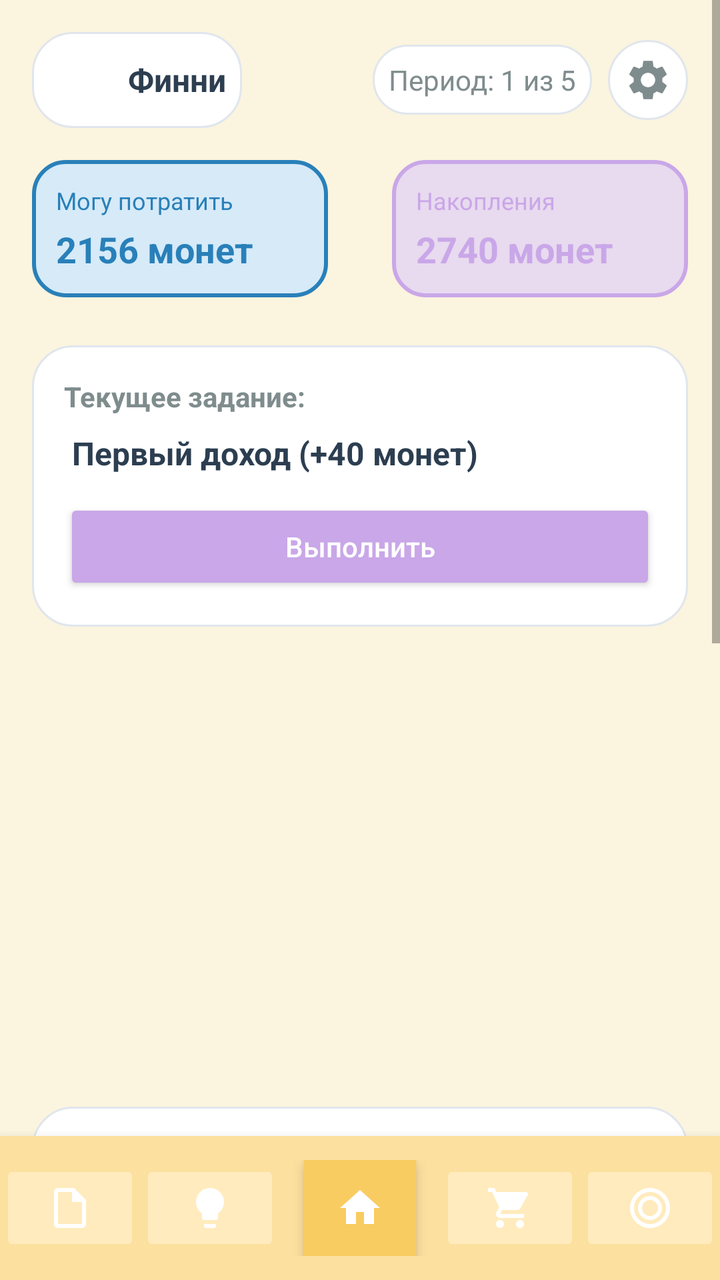
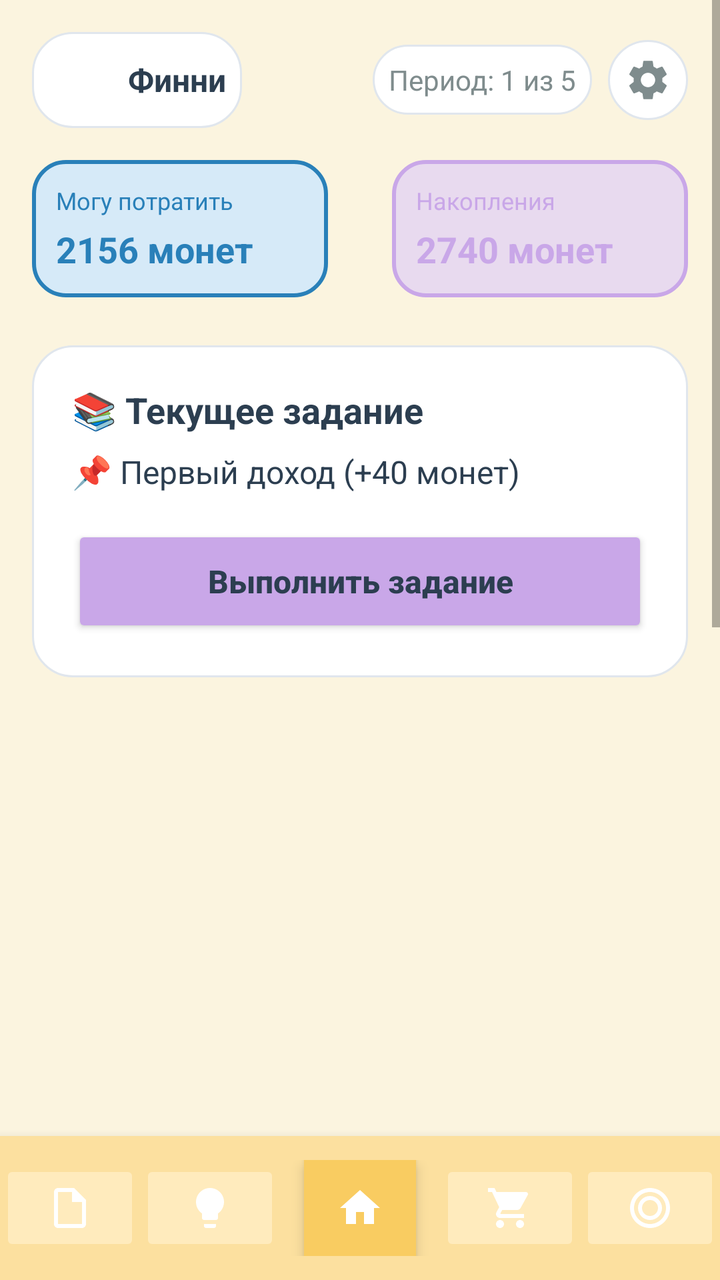

Screens rendered from an Android XML layout before and after an edit, with the pre-edit source and the edit as a unified diff.
<!-- AndroidManifest.xml: application theme Theme.MaterialComponents.DayNight.NoActionBar -->
<!-- res/layout/activity_main.xml -->
<?xml version="1.0" encoding="utf-8"?>
<LinearLayout xmlns:android="http://schemas.android.com/apk/res/android"
    android:layout_width="match_parent"
    android:layout_height="match_parent"
    android:orientation="vertical"
    android:background="#FBF4DF"
    android:fitsSystemWindows="true">

    
    <ScrollView
        android:layout_width="match_parent"
        android:layout_height="0dp"
        android:layout_weight="1"
        android:fillViewport="true">

        <LinearLayout
            android:layout_width="match_parent"
            android:layout_height="wrap_content"
            android:orientation="vertical"
            android:padding="16dp"
            android:paddingBottom="32dp"> 

            
            <LinearLayout
                android:layout_width="match_parent"
                android:layout_height="wrap_content"
                android:orientation="horizontal"
                android:gravity="center_vertical"
                android:layout_marginBottom="16dp">

                <LinearLayout
                    android:layout_width="wrap_content"
                    android:layout_height="wrap_content"
                    android:background="@drawable/bg_card"
                    android:padding="8dp"
                    android:gravity="center_vertical">

                    <ImageView
                        android:id="@+id/iv_main_pet_small"
                        android:layout_width="32dp"
                        android:layout_height="32dp"
                        android:layout_marginEnd="8dp" />

                    <TextView
                        android:id="@+id/tv_pet_name"
                        android:layout_width="wrap_content"
                        android:layout_height="wrap_content"
                        android:text="Финни"
                        android:textSize="16sp"
                        android:textStyle="bold"
                        android:textColor="#2C3E50" />
                </LinearLayout>

                <View android:layout_width="0dp" android:layout_height="0dp" android:layout_weight="1" />

                <TextView
                    android:id="@+id/tv_period"
                    android:layout_width="wrap_content"
                    android:layout_height="wrap_content"
                    android:background="@drawable/bg_card"
                    android:padding="8dp"
                    android:text="Период: 1 из 5"
                    android:textSize="14sp"
                    android:textColor="#7F8C8D"
                    android:layout_marginEnd="8dp" />

                <ImageButton
                    android:id="@+id/btn_settings"
                    android:layout_width="40dp"
                    android:layout_height="40dp"
                    android:src="@drawable/ic_settings"
                    android:background="@drawable/bg_card"
                    android:scaleType="centerInside"
                    android:padding="8dp" />
            </LinearLayout>

            
            <LinearLayout
                android:layout_width="match_parent"
                android:layout_height="wrap_content"
                android:orientation="horizontal"
                android:gravity="center_vertical"
                android:layout_marginBottom="24dp">

                <LinearLayout
                    android:layout_width="0dp"
                    android:layout_height="wrap_content"
                    android:layout_weight="1"
                    android:background="@drawable/bg_block_blue"
                    android:orientation="vertical"
                    android:padding="12dp"
                    android:layout_marginEnd="8dp">

                    <TextView
                        android:layout_width="wrap_content"
                        android:layout_height="wrap_content"
                        android:text="Могу потратить"
                        android:textSize="12sp"
                        android:textColor="#2980B9"
                        android:layout_marginBottom="4dp" />

                    <TextView
                        android:id="@+id/tv_balance"
                        android:layout_width="wrap_content"
                        android:layout_height="wrap_content"
                        android:text="2156 монет"
                        android:textSize="18sp"
                        android:textStyle="bold"
                        android:textColor="#2980B9" />
                </LinearLayout>

                <TextView
                    android:layout_width="wrap_content"
                    android:layout_height="wrap_content"
                    android:text=""
                    android:textSize="24sp"
                    android:textColor="#7F8C8D"
                    android:layout_marginStart="8dp"
                    android:layout_marginEnd="8dp" />

                <LinearLayout
                    android:layout_width="0dp"
                    android:layout_height="wrap_content"
                    android:layout_weight="1"
                    android:background="@drawable/bg_block_purple"
                    android:orientation="vertical"
                    android:padding="12dp"
                    android:layout_marginStart="8dp">

                    <TextView
                        android:layout_width="wrap_content"
                        android:layout_height="wrap_content"
                        android:text="Накопления"
                        android:textSize="12sp"
                        android:textColor="#C9A7E8"
                        android:layout_marginBottom="4dp" />

                    <TextView
                        android:id="@+id/tv_savings"
                        android:layout_width="wrap_content"
                        android:layout_height="wrap_content"
                        android:text="2740 монет"
                        android:textSize="18sp"
                        android:textStyle="bold"
                        android:textColor="#C9A7E8" />
                </LinearLayout>
            </LinearLayout>

            
            <LinearLayout
                android:layout_width="match_parent"
                android:layout_height="wrap_content"
                android:background="@drawable/bg_card"
                android:orientation="vertical"
                android:padding="16dp"
                android:layout_marginBottom="16dp">

                <TextView
                    android:layout_width="wrap_content"
                    android:layout_height="wrap_content"
                    android:text="Текущее задание:"
                    android:textSize="14sp"
                    android:textStyle="bold"
                    android:textColor="#7F8C8D"
                    android:layout_marginBottom="8dp" />

                <TextView
                    android:id="@+id/tv_task_name"
                    android:layout_width="match_parent"
                    android:layout_height="wrap_content"
                    android:text=" Первый доход (+40 монет)"
                    android:textSize="16sp"
                    android:textStyle="bold"
                    android:textColor="#2C3E50"
                    android:layout_marginBottom="12dp" />

                <androidx.appcompat.widget.AppCompatButton
                    android:id="@+id/btn_do_task"
                    android:layout_width="match_parent"
                    android:layout_height="48dp"
                    android:text="Выполнить"
                    android:textSize="14sp"
                    android:textAllCaps="false"
                    android:backgroundTint="#C9A7E8"
                    android:textColor="#FFFFFF" />
            </LinearLayout>

            
            <ImageView
                android:id="@+id/iv_main_pet"
                android:layout_width="200dp"
                android:layout_height="200dp"
                android:layout_gravity="center_horizontal"
                android:layout_marginBottom="24dp"
                android:scaleType="centerInside" />

            
            <LinearLayout
                android:layout_width="match_parent"
                android:layout_height="wrap_content"
                android:background="@drawable/bg_card"
                android:orientation="vertical"
                android:padding="16dp"
                android:layout_marginBottom="16dp">

                <TextView
                    android:layout_width="wrap_content"
                    android:layout_height="wrap_content"
                    android:text="Текущая цель:"
                    android:textSize="14sp"
                    android:textStyle="bold"
                    android:textColor="#7F8C8D"
                    android:layout_marginBottom="8dp" />

                <TextView
                    android:id="@+id/tv_goal_name"
                    android:layout_width="match_parent"
                    android:layout_height="wrap_content"
                    android:text="Велосипед"
                    android:textSize="16sp"
                    android:textStyle="bold"
                    android:textColor="#2C3E50"
                    android:layout_marginBottom="8dp"
                    android:visibility="gone" />

                <ProgressBar
                    android:id="@+id/pb_goal"
                    style="?android:attr/progressBarStyleHorizontal"
                    android:layout_width="match_parent"
                    android:layout_height="12dp"
                    android:progress="50"
                    android:max="100"
                    android:progressTint="#66BB6A"
                    android:visibility="gone"
                    android:layout_marginBottom="8dp" />

                <androidx.appcompat.widget.AppCompatButton
                    android:id="@+id/btn_select_goal"
                    android:layout_width="match_parent"
                    android:layout_height="48dp"
                    android:text="Выбрать цель"
                    android:textSize="14sp"
                    android:textAllCaps="false"
                    android:backgroundTint="#C9A7E8"
                    android:textColor="#FFFFFF" />
            </LinearLayout>

            
            <LinearLayout
                android:layout_width="match_parent"
                android:layout_height="wrap_content"
                android:background="@drawable/bg_card"
                android:orientation="vertical"
                android:padding="16dp"
                android:layout_marginBottom="24dp">

                <TextView
                    android:layout_width="wrap_content"
                    android:layout_height="wrap_content"
                    android:text="Состояние Финни:"
                    android:textSize="14sp"
                    android:textStyle="bold"
                    android:textColor="#7F8C8D"
                    android:layout_marginBottom="12dp" />

                
                <LinearLayout
                    android:layout_width="match_parent"
                    android:layout_height="wrap_content"
                    android:orientation="vertical"
                    android:layout_marginBottom="12dp">

                    <LinearLayout
                        android:layout_width="match_parent"
                        android:layout_height="wrap_content"
                        android:orientation="horizontal"
                        android:gravity="center_vertical"
                        android:layout_marginBottom="4dp">

                        <TextView
                            android:layout_width="0dp"
                            android:layout_height="wrap_content"
                            android:layout_weight="1"
                            android:text="😊 Настроение:"
                            android:textSize="14sp"
                            android:textColor="#2C3E50" />

                        <TextView
                            android:id="@+id/tv_pet_mood_text"
                            android:layout_width="wrap_content"
                            android:layout_height="wrap_content"
                            android:text="хорошее"
                            android:textSize="14sp"
                            android:textColor="#2C3E50" />
                    </LinearLayout>

                    <ProgressBar
                        android:id="@+id/pb_pet_mood"
                        style="?android:attr/progressBarStyleHorizontal"
                        android:layout_width="match_parent"
                        android:layout_height="8dp"
                        android:progress="70"
                        android:max="100"
                        android:progressTint="#FFD93D" />
                </LinearLayout>

                
                <LinearLayout
                    android:layout_width="match_parent"
                    android:layout_height="wrap_content"
                    android:orientation="vertical"
                    android:layout_marginBottom="12dp">

                    <LinearLayout
                        android:layout_width="match_parent"
                        android:layout_height="wrap_content"
                        android:orientation="horizontal"
                        android:gravity="center_vertical"
                        android:layout_marginBottom="4dp">

                        <TextView
                            android:layout_width="0dp"
                            android:layout_height="wrap_content"
                            android:layout_weight="1"
                            android:text="❤️ Здоровье:"
                            android:textSize="14sp"
                            android:textColor="#2C3E50" />

                        <TextView
                            android:id="@+id/tv_pet_health_text"
                            android:layout_width="wrap_content"
                            android:layout_height="wrap_content"
                            android:text="хорошее"
                            android:textSize="14sp"
                            android:textColor="#2C3E50" />
                    </LinearLayout>

                    <ProgressBar
                        android:id="@+id/pb_pet_health"
                        style="?android:attr/progressBarStyleHorizontal"
                        android:layout_width="match_parent"
                        android:layout_height="8dp"
                        android:progress="80"
                        android:max="100"
                        android:progressTint="#FF6B6B" />
                </LinearLayout>

                
                <LinearLayout
                    android:layout_width="match_parent"
                    android:layout_height="wrap_content"
                    android:orientation="vertical"
                    android:layout_marginBottom="12dp">

                    <LinearLayout
                        android:layout_width="match_parent"
                        android:layout_height="wrap_content"
                        android:orientation="horizontal"
                        android:gravity="center_vertical"
                        android:layout_marginBottom="4dp">

                        <TextView
                            android:layout_width="0dp"
                            android:layout_height="wrap_content"
                            android:layout_weight="1"
                            android:text="🍖 Сытость:"
                            android:textSize="14sp"
                            android:textColor="#2C3E50" />

                        <TextView
                            android:id="@+id/tv_pet_hunger_text"
                            android:layout_width="wrap_content"
                            android:layout_height="wrap_content"
                            android:text="средняя"
                            android:textSize="14sp"
                            android:textColor="#2C3E50" />
                    </LinearLayout>

                    <ProgressBar
                        android:id="@+id/pb_pet_hunger"
                        style="?android:attr/progressBarStyleHorizontal"
                        android:layout_width="match_parent"
                        android:layout_height="8dp"
                        android:progress="60"
                        android:max="100"
                        android:progressTint="#4ECDC4" />
                </LinearLayout>

                
                <LinearLayout
                    android:layout_width="match_parent"
                    android:layout_height="wrap_content"
                    android:orientation="vertical">

                    <LinearLayout
                        android:layout_width="match_parent"
                        android:layout_height="wrap_content"
                        android:orientation="horizontal"
                        android:gravity="center_vertical"
                        android:layout_marginBottom="4dp">

                        <TextView
                            android:layout_width="0dp"
                            android:layout_height="wrap_content"
                            android:layout_weight="1"
                            android:text="⚡ Энергия:"
                            android:textSize="14sp"
                            android:textColor="#2C3E50" />

                        <TextView
                            android:id="@+id/tv_pet_energy_text"
                            android:layout_width="wrap_content"
                            android:layout_height="wrap_content"
                            android:text="средняя"
                            android:textSize="14sp"
                            android:textColor="#2C3E50" />
                    </LinearLayout>

                    <ProgressBar
                        android:id="@+id/pb_pet_energy"
                        style="?android:attr/progressBarStyleHorizontal"
                        android:layout_width="match_parent"
                        android:layout_height="8dp"
                        android:progress="65"
                        android:max="100"
                        android:progressTint="#95E1D3" />
                </LinearLayout>
            </LinearLayout>

            
            <androidx.appcompat.widget.AppCompatButton
                android:id="@+id/btn_next_period"
                style="@style/Widget.AppCompat.Button"
                android:layout_width="match_parent"
                android:layout_height="48dp"
                android:layout_marginBottom="16dp"
                android:text=" Завершить период (Демо)"
                android:textSize="14sp"
                android:textAllCaps="false"
                android:background="@drawable/bg_button_gray"
                android:textColor="#757575" />
        </LinearLayout>
    </ScrollView>

    
    <LinearLayout
        android:id="@+id/bottom_nav_container"
        android:layout_width="match_parent"
        android:layout_height="wrap_content"
        android:orientation="horizontal"
        android:gravity="center_vertical"
        android:paddingTop="12dp"
        android:paddingBottom="12dp"
        android:background="#FCE09F"
        android:elevation="8dp">

        
        <ImageButton
            android:id="@+id/btn_nav_budget"
            android:layout_width="0dp"
            android:layout_weight="1"
            android:layout_height="48dp"
            android:src="@drawable/ic_budget"
            android:backgroundTint="#FFEBBD"
            android:scaleType="centerInside"
            android:padding="12dp" />

        
        <ImageButton
            android:id="@+id/btn_nav_tasks"
            android:layout_width="0dp"
            android:layout_weight="1"
            android:layout_height="48dp"
            android:src="@drawable/ic_tasks"
            android:backgroundTint="#FFEBBD"
            android:scaleType="centerInside"
            android:padding="12dp" />

        
        <ImageButton
            android:id="@+id/btn_nav_home"
            android:layout_width="64dp"
            android:layout_height="64dp"
            android:src="@drawable/ic_home"
            android:backgroundTint="#F9CC61"
            android:scaleType="centerInside"
            android:padding="14dp"
            android:layout_marginStart="8dp"
            android:layout_marginEnd="8dp"
            android:layout_marginTop="-20dp"
            android:layout_marginBottom="-20dp"
            android:elevation="4dp" />

        
        <ImageButton
            android:id="@+id/btn_nav_shop"
            android:layout_width="0dp"
            android:layout_weight="1"
            android:layout_height="48dp"
            android:src="@drawable/ic_shop"
            android:backgroundTint="#FFEBBD"
            android:scaleType="centerInside"
            android:padding="12dp" />

        
        <ImageButton
            android:id="@+id/btn_nav_goals"
            android:layout_width="0dp"
            android:layout_weight="1"
            android:layout_height="48dp"
            android:src="@drawable/ic_goals"
            android:backgroundTint="#FFEBBD"
            android:scaleType="centerInside"
            android:padding="12dp" />
    </LinearLayout>
</LinearLayout>
<!-- resources referenced by this layout -->
<resources>
  <!-- drawable bg_block_blue (drawable) -->
  <?xml version="1.0" encoding="utf-8"?>
  <shape xmlns:android="http://schemas.android.com/apk/res/android" android:shape="rectangle">
      <solid android:color="@color/light_blue_bg" />
      <corners android:radius="16dp" />
      <stroke android:width="2dp" android:color="@color/primary_blue" />
  </shape>
  <!-- drawable bg_block_purple (drawable) -->
  <?xml version="1.0" encoding="utf-8"?>
  <shape xmlns:android="http://schemas.android.com/apk/res/android" android:shape="rectangle">
      <solid android:color="@color/light_purple_bg" />
      <corners android:radius="16dp" />
      <stroke android:width="2dp" android:color="@color/primary_purple" />
  </shape>
  <!-- drawable bg_button_gray (drawable) -->
  <?xml version="1.0" encoding="utf-8"?>
  <shape xmlns:android="http://schemas.android.com/apk/res/android" android:shape="rectangle">
      <solid android:color="#E0E0E0" />
      <corners android:radius="50dp" />
  </shape>
  <!-- drawable bg_card (drawable) -->
  <?xml version="1.0" encoding="utf-8"?>
  <shape xmlns:android="http://schemas.android.com/apk/res/android" android:shape="rectangle">
      <solid android:color="@color/card_bg" />
      <corners android:radius="20dp" />
      <stroke android:width="1dp" android:color="@color/border_light" />
  </shape>
  <!-- drawable ic_budget (drawable) -->
  <vector xmlns:android="http://schemas.android.com/apk/res/android"
      android:width="24dp"
      android:height="24dp"
      android:viewportWidth="24"
      android:viewportHeight="24">
      <path
          android:fillColor="#FFFFFF"
          android:pathData="M14,2H6c-1.1,0 -1.99,0.9 -1.99,2L4,20c0,1.1 0.89,2 1.99,2H18c1.1,0 2,-0.9 2,-2V8l-6,-6zM6,20V4h7v5h5v11H6z"/>
  </vector>
  <!-- drawable ic_goals (drawable) -->
  <vector xmlns:android="http://schemas.android.com/apk/res/android"
      android:width="24dp"
      android:height="24dp"
      android:viewportWidth="24"
      android:viewportHeight="24">
      <path
          android:fillColor="#FFFFFF"
          android:pathData="M12,2C6.48,2 2,6.48 2,12s4.48,10 10,10 10,-4.48 10,-10S17.52,2 12,2zM12,20c-4.41,0 -8,-3.59 -8,-8s3.59,-8 8,-8 8,3.59 8,8 -3.59,8 -8,8zM12,6c-3.31,0 -6,2.69 -6,6s2.69,6 6,6 6,-2.69 6,-6 -2.69,-6 -6,-6zM12,16c-2.21,0 -4,-1.79 -4,-4s1.79,-4 4,-4 4,1.79 4,4 -1.79,4 -4,4z"/>
  </vector>
  <!-- drawable ic_home (drawable) -->
  <vector xmlns:android="http://schemas.android.com/apk/res/android"
      android:width="24dp"
      android:height="24dp"
      android:viewportWidth="24"
      android:viewportHeight="24">
      <path
          android:fillColor="#FFFFFF"
          android:pathData="M10,20v-6h4v6h5v-8h3L12,3 2,12h3v8z"/>
  </vector>
  <!-- drawable ic_tasks (drawable) -->
  <vector xmlns:android="http://schemas.android.com/apk/res/android"
      android:width="24dp"
      android:height="24dp"
      android:viewportWidth="24"
      android:viewportHeight="24">
      <path
          android:fillColor="#FFFFFF"
          android:pathData="M9,21c0,0.5 0.4,1 1,1h4c0.6,0 1,-0.5 1,-1v-1H9v1zM12,2C8.14,2 5,5.14 5,9c0,2.38 1.19,4.47 3,5.74V17c0,0.55 0.45,1 1,1h6c0.55,0 1,-0.45 1,-1v-2.26c1.81,-1.27 3,-3.36 3,-5.74 0,-3.86 -3.14,-7 -7,-7z"/>
  </vector>
  <color name="light_blue_bg">#D6EAF8</color>
  <color name="primary_blue">#2980B9</color>
  <color name="light_purple_bg">#E8DAEF</color>
  <color name="primary_purple">#C9A7E8</color>
  <color name="card_bg">#FFFFFF</color>
  <color name="border_light">#E0E6ED</color>
  <!-- unchanged entries left out for length: 2 -->
</resources>

<!-- the commit's change to res/layout/activity_main.xml (unified diff, before → after) -->
@@ -152,37 +152,37 @@
                 android:layout_height="wrap_content"
                 android:background="@drawable/bg_card"
                 android:orientation="vertical"
-                android:padding="16dp"
+                android:padding="20dp"
                 android:layout_marginBottom="16dp">
 
                 <TextView
                     android:layout_width="wrap_content"
                     android:layout_height="wrap_content"
-                    android:text="Текущее задание:"
-                    android:textSize="14sp"
+                    android:text="📚 Текущее задание"
+                    android:textSize="18sp"
                     android:textStyle="bold"
-                    android:textColor="#7F8C8D"
+                    android:textColor="#2C3E50"
                     android:layout_marginBottom="8dp" />
 
                 <TextView
                     android:id="@+id/tv_task_name"
                     android:layout_width="match_parent"
                     android:layout_height="wrap_content"
-                    android:text=" Первый доход (+40 монет)"
+                    android:text="📌 Первый доход (+40 монет)"
+                    android:textSize="16sp"
+                    android:textColor="#2C3E50"
+                    android:layout_marginBottom="16dp" />
+
+                <androidx.appcompat.widget.AppCompatButton
+                    android:id="@+id/btn_do_task"
+                    android:layout_width="match_parent"
+                    android:layout_height="56dp"
+                    android:text="Выполнить задание"
                     android:textSize="16sp"
                     android:textStyle="bold"
-                    android:textColor="#2C3E50"
-                    android:layout_marginBottom="12dp" />
-
-                <androidx.appcompat.widget.AppCompatButton
-                    android:id="@+id/btn_do_task"
-                    android:layout_width="match_parent"
-                    android:layout_height="48dp"
-                    android:text="Выполнить"
-                    android:textSize="14sp"
                     android:textAllCaps="false"
                     android:backgroundTint="#C9A7E8"
-                    android:textColor="#FFFFFF" />
+                    android:textColor="#2C3E50" />
             </LinearLayout>
 
             
